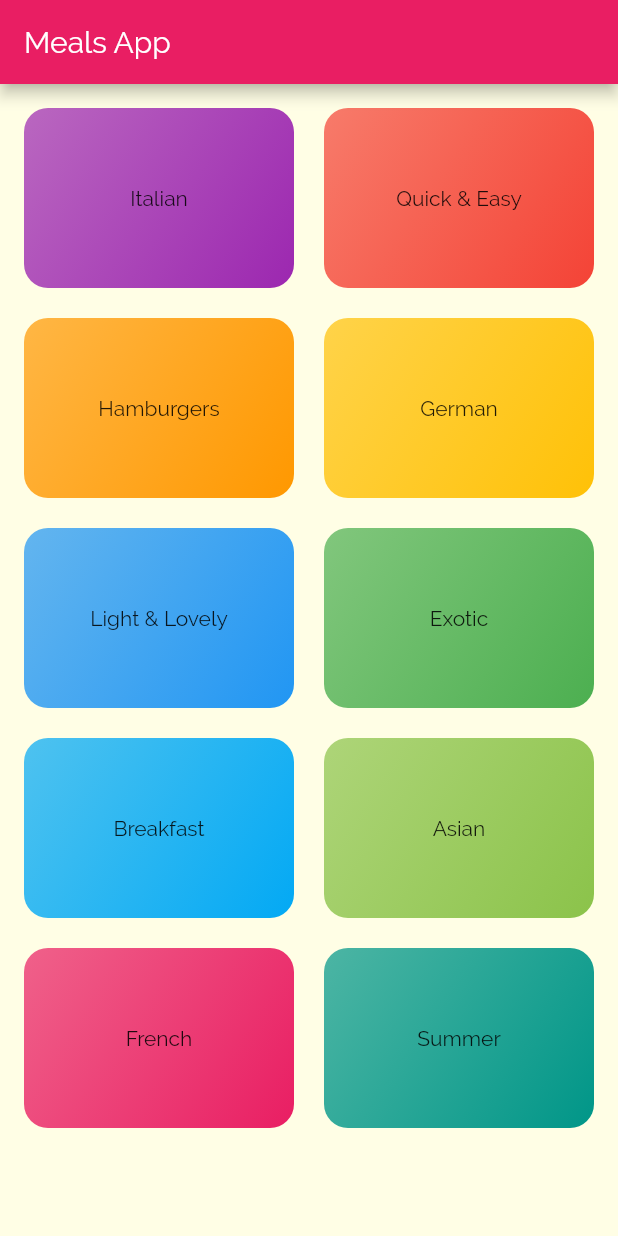
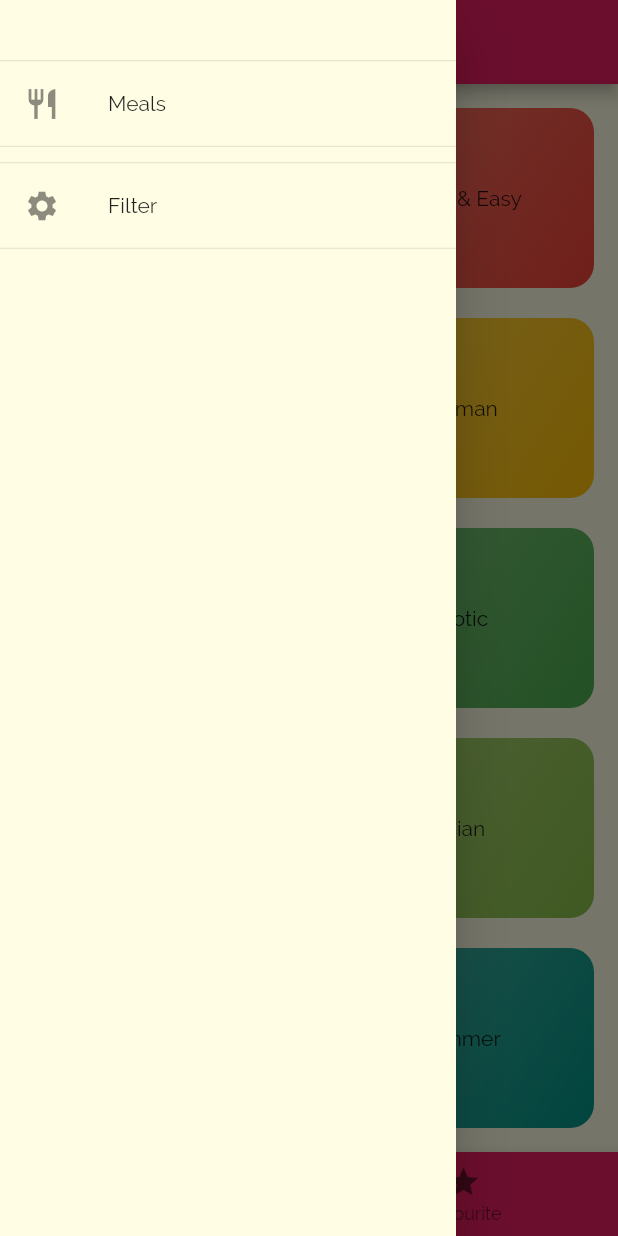
Before and after one commit to abhi2718/flutter_meals_app, a Flutter app: the screen it shows after launch, with the side drawer open (before the commit the screen has no drawer), on a phone screen of 412 x 824 dp. Run offline on Flutter 3.47's test engine with Material 2 defaults, Android fonts, the phone set to English and light mode, and no system bars.

```diff
--- a/lib/main.dart
+++ b/lib/main.dart
@@ -2,6 +2,9 @@ import 'package:flutter/material.dart';
 import './screens/categories.dart';
 import './screens/category_meals.dart';
 import './screens/mealDetail.dart';
+import './screens/tabsScreen.dart';
+import './screens/filterScreen.dart';
+
 void main() {
   runApp(App());
 }
@@ -11,17 +14,18 @@ class App extends StatelessWidget {
   Widget build(BuildContext context) {
     return MaterialApp(
         theme: ThemeData(
-        colorScheme: ColorScheme.fromSwatch(primarySwatch: Colors.pink).copyWith(secondary: Colors.amber),
+          colorScheme: ColorScheme.fromSwatch(primarySwatch: Colors.pink)
+              .copyWith(secondary: Colors.amber),
           canvasColor: const Color.fromRGBO(255, 254, 229, 1),
           fontFamily: 'Raleway',
         ),
-      initialRoute:'/',
-      routes:{
-        '/':(context)=>_HomeScreen(),
-        '/category-meals':(context) => CategoryMealsScreen(),
-        MealDetail.route:(context) => MealDetail(),
-      }
-    );
+        initialRoute: '/',
+        routes: {
+          '/': (context) => const TabScreen(),
+          '/category-meals': (context) => CategoryMealsScreen(),
+          MealDetail.route: (context) => MealDetail(),
+          FilterScreen.route: (context) => const FilterScreen(),
+        });
   }
 }
 
--- /dev/null
+++ b/lib/screens/tabsScreen.dart
@@ -0,0 +1,87 @@
+import 'package:flutter/material.dart';
+import './categories.dart';
+import './favorites.dart';
+import '../widgets/mainDrawer.dart';
+
+class TabScreen extends StatefulWidget {
+  const TabScreen({Key? key}) : super(key: key);
+
+  @override
+  State<TabScreen> createState() => _TabScreenState();
+}
+
+class _TabScreenState extends State<TabScreen> {
+  int _selectedScreenIndex = 0;
+  final List _tabScreen = [
+    {
+      'title': 'Category',
+      'screen': CategoriesScreen(),
+    },
+    {
+      'title': 'Favourite',
+      'screen': const FavoritesMeals(),
+    }
+  ];
+  void _selectTab(index) {
+    setState(() {
+      _selectedScreenIndex = index;
+    });
+  }
+
+  @override
+  Widget build(BuildContext context) {
+    return Scaffold(
+      appBar: AppBar(title: Text(_tabScreen[_selectedScreenIndex]['title'])),
+      body: _tabScreen[_selectedScreenIndex]['screen'],
+      bottomNavigationBar: BottomNavigationBar(
+        onTap: _selectTab,
+        backgroundColor: Colors.pink,
+        selectedItemColor: Colors.white,
+        currentIndex: _selectedScreenIndex,
+        //type:BottomNavigationBarType.shifting,
+        items: const [
+          BottomNavigationBarItem(
+              icon: Icon(Icons.category), label: "Category"),
+          BottomNavigationBarItem(icon: Icon(Icons.star), label: "Favourite"),
+        ],
+      ),
+      drawer: const Drawer(
+        child: MainDrawer(),
+      ),
+    );
+  }
+}
+
+
+
+
+
+// Top Tab Bar
+// DefaultTabController(
+//       length: 2,
+//       child: Scaffold(
+//         appBar:AppBar(
+//           title: const Text('Meals'),
+//           bottom: const TabBar(tabs: [
+//              Tab(
+//               icon: Icon(
+//                 Icons.category,
+//               ),
+//                text:'Category'
+//             ),
+//              Tab(
+//               icon: Icon(
+//                 Icons.star,
+//               ),
+//                text:'Favorites'
+//             ),
+//           ]),
+//         ),
+//         body: TabBarView(
+//       children: [
+//        CategoriesScreen(),
+//        const FavoritesMeals()
+//       ],
+//         ),
+//         )
+//       );
--- /dev/null
+++ b/lib/widgets/mainDrawer.dart
@@ -0,0 +1,37 @@
+import 'package:flutter/material.dart';
+import '../screens/filterScreen.dart';
+
+class MainDrawer extends StatelessWidget {
+  const MainDrawer({Key? key}) : super(key: key);
+
+  @override
+  Widget build(BuildContext context) {
+    return Column(
+      children: [
+        const SizedBox(height: 40),
+        const Divider(height: 1),
+        ListTile(
+            leading: const Icon(Icons.restaurant),
+            title: const Text('Meals'),
+            onTap: () {
+              Navigator.of(context).pushReplacementNamed('/');
+            }),
+        const Divider(height: 1),
+        const SizedBox(
+          height: 10,
+        ),
+        const Divider(height: 1),
+        ListTile(
+            leading: const Icon(Icons.settings),
+            title: const Text('Filter'),
+            onTap: () {
+              Navigator.of(context).pushReplacementNamed(FilterScreen.route);
+            }),
+        const Divider(height: 1),
+        const SizedBox(
+          height: 10,
+        ),
+      ],
+    );
+  }
+}
--- a/lib/widgets/mealItem.dart
+++ b/lib/widgets/mealItem.dart
@@ -57,12 +57,14 @@ class MealItem extends StatelessWidget {
     Navigator.of(context).pushNamed(MealDetail.route, arguments: {
       "id":id
     });
+    // going back and passing data to parent screen
+   // Navigator.of(context).pop([{"id":id}]);
   }
 
   @override
   Widget build(BuildContext context) {
     return InkWell(
-      onTap: ()=>goToMealDetailScreen(context),
+      onTap: () => goToMealDetailScreen(context),
       child: Card(
         margin: const EdgeInsets.all(16),
         shape: RoundedRectangleBorder(
```
Also changed, not shown: lib/screens/favorites.dart (added, +12 -0 lines), lib/screens/filterScreen.dart (added, +75 -0 lines), lib/screens/mealDetail.dart (+51 -12 lines), lib/widgets/category_item.dart (+6 -8 lines). Lines whose indentation alone changed are shown as unchanged.
